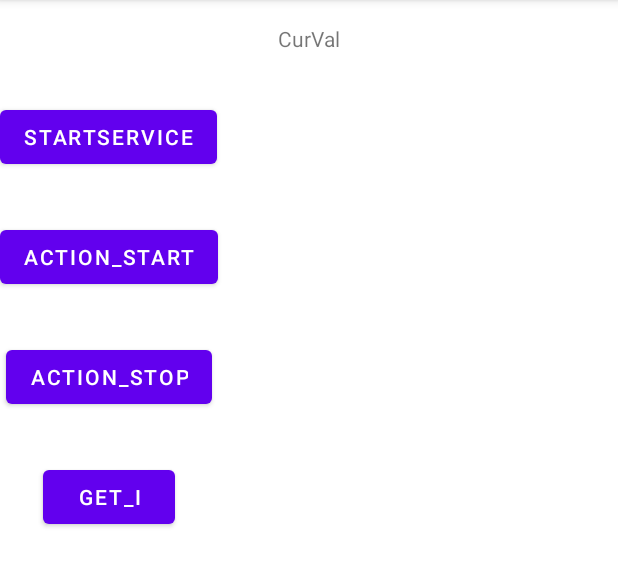
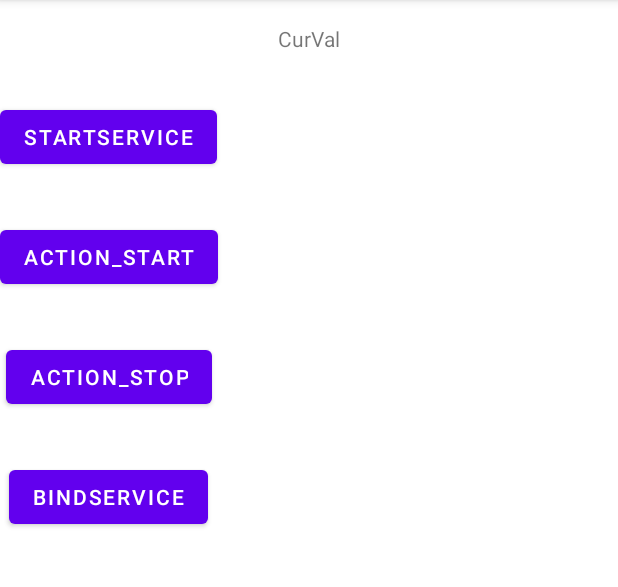
Before and after one commit to Bob-VK/tryActivity_Service, an Android app: the screen it shows after launch (MainActivity), after a tap on "ACTION_STOP", on a phone screen of 412 x 824 dp, the part 84-671 px from its top. Run offline under Robolectric (Android 15) with nearby library versions, the phone set to English and light mode, and no system bars.

Commit message:
Вариант с биндингом, дает обратные вызовы

```diff
--- a/app/src/main/java/ru/bob/tryactivity_service/MainActivity.java
+++ b/app/src/main/java/ru/bob/tryactivity_service/MainActivity.java
@@ -3,10 +3,14 @@ package ru.bob.tryactivity_service;
 import androidx.appcompat.app.AppCompatActivity;
 
 import android.content.BroadcastReceiver;
+import android.content.ComponentName;
 import android.content.Context;
 import android.content.Intent;
 import android.content.IntentFilter;
+import android.content.ServiceConnection;
 import android.os.Bundle;
+import android.os.IBinder;
+import android.util.Log;
 import android.view.View;
 import android.widget.TextView;
 
@@ -17,6 +21,8 @@ public class MainActivity extends AppCompatActivity implements ForCalback{
     Intent Intent_ACTION_Start;
     Intent Intent_ACTION_Stop;
     android.content.ComponentName E_ComponentName;
+    ServiceConnection sConn;
+    boolean bound;
     public class MyBroadcastReceiver extends BroadcastReceiver {
         @Override
         public void onReceive(Context context, Intent intent) {
@@ -39,7 +45,19 @@ public class MainActivity extends AppCompatActivity implements ForCalback{
         setContentView(R.layout.activity_main);
         CurVal =findViewById(R.id.CurVal);
         InittService();
-
+        // подготовка к биндингу
+        String LOG_TAG ="-- onServiceConnected--";
+        sConn = new ServiceConnection() {
+            @Override
+            public void onServiceConnected(ComponentName name, IBinder service) {
+                Log.d(LOG_TAG, "MainActivity onServiceConnected");
+                bound = true;
+            }
+            @Override
+            public void onServiceDisconnected(ComponentName name) {
+                bound = false;
+            }
+        };//sConn = new ServiceConnection();
         // регистрируем BroadcastReceiver
         mMyBroadcastReceiver = new MyBroadcastReceiver();
         IntentFilter intentFilter = new IntentFilter(
@@ -53,25 +71,29 @@ public class MainActivity extends AppCompatActivity implements ForCalback{
             case R.id.startService:
                 InittService();
                 startService(myIntentService_Count);
+
                 break;
             case R.id.ACTION_Start:
-                sendBroadcast(Intent_ACTION_Start);
+
+                    sendBroadcast(Intent_ACTION_Start);
                 break;
             case R.id.ACTION_Stop:
-                sendBroadcast(Intent_ACTION_Stop);
+
+                    sendBroadcast(Intent_ACTION_Stop);
                 break;
-            case R.id.Get_I:
-
-                break;
-        }
+            case R.id.bindService:
+                boolean cc = bindService(myIntentService_Count, sConn, 0);
+                Log.d("--cc--",String.valueOf(cc));
+                 break;
+                }//switch (view.getId())
 
     }
     private void InittService(){
          myIntentService_Count = new Intent(this, MyIntentService_Count.class);
 //         Intent_ACTION_Start = new Intent(MyIntentService_Count.ACTION_Start,null, this,MyIntentService_Count.class);
          Intent_ACTION_Start = new Intent(MyIntentService_Count.ACTION_Start);
-         Intent_ACTION_Stop = new Intent(MyIntentService_Count.ACTION_Stop,null, this,MyIntentService_Count.class);
-//         Intent_ACTION_Stop = new Intent(MyIntentService_Count.ACTION_Stop);
+//         Intent_ACTION_Stop = new Intent(MyIntentService_Count.ACTION_Stop,null, this,MyIntentService_Count.class);
+         Intent_ACTION_Stop = new Intent(MyIntentService_Count.ACTION_Stop);
          Intent_ACTION_Start.addCategory(Intent.CATEGORY_DEFAULT);
          Intent_ACTION_Stop.addCategory(Intent.CATEGORY_DEFAULT);
     }
--- a/app/src/main/res/layout/activity_main.xml
+++ b/app/src/main/res/layout/activity_main.xml
@@ -50,12 +50,12 @@
         app:layout_constraintTop_toBottomOf="@+id/ACTION_Start" />
 
     <Button
-        android:id="@+id/Get_I"
+        android:id="@+id/bindService"
         android:layout_width="wrap_content"
         android:layout_height="wrap_content"
         android:layout_marginTop="32dp"
         android:onClick="onMyButtonClick"
-        android:text="Get_I"
+        android:text="bindService"
         app:layout_constraintEnd_toEndOf="@+id/ACTION_Stop"
         app:layout_constraintStart_toStartOf="@+id/ACTION_Stop"
         app:layout_constraintTop_toBottomOf="@+id/ACTION_Stop" />
```
Also changed, not shown: app/src/main/java/ru/bob/tryactivity_service/MyIntentService_Count.java (+14 -15 lines).
